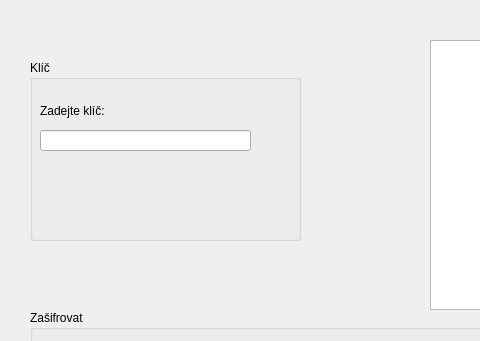
First picture: the form in gui.ui, repository WinterKRALLe/playfairPy, before the edit; both pictures show x 0 to 480 and y 0 to 341 of the 800 by 700 pixel window.
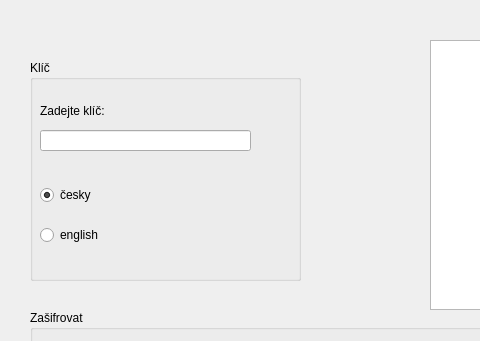
Second picture: the form after the edit.

Commit message: fookin finally

The edit to the form file:
```diff
--- a/gui.ui
+++ b/gui.ui
@@ -164,7 +164,7 @@
       <x>30</x>
       <y>60</y>
       <width>271</width>
-      <height>181</height>
+      <height>221</height>
      </rect>
     </property>
     <property name="title">
@@ -193,6 +193,35 @@
       <string>Zadejte klíč:</string>
      </property>
     </widget>
+    <widget class="QRadioButton" name="cesky">
+     <property name="geometry">
+      <rect>
+       <x>10</x>
+       <y>120</y>
+       <width>108</width>
+       <height>30</height>
+      </rect>
+     </property>
+     <property name="text">
+      <string>česky</string>
+     </property>
+     <property name="checked">
+      <bool>true</bool>
+     </property>
+    </widget>
+    <widget class="QRadioButton" name="english">
+     <property name="geometry">
+      <rect>
+       <x>10</x>
+       <y>160</y>
+       <width>108</width>
+       <height>30</height>
+      </rect>
+     </property>
+     <property name="text">
+      <string>english</string>
+     </property>
+    </widget>
    </widget>
    <widget class="QTableWidget" name="matrix">
     <property name="geometry">
```
The commit also changes 1 other file.
